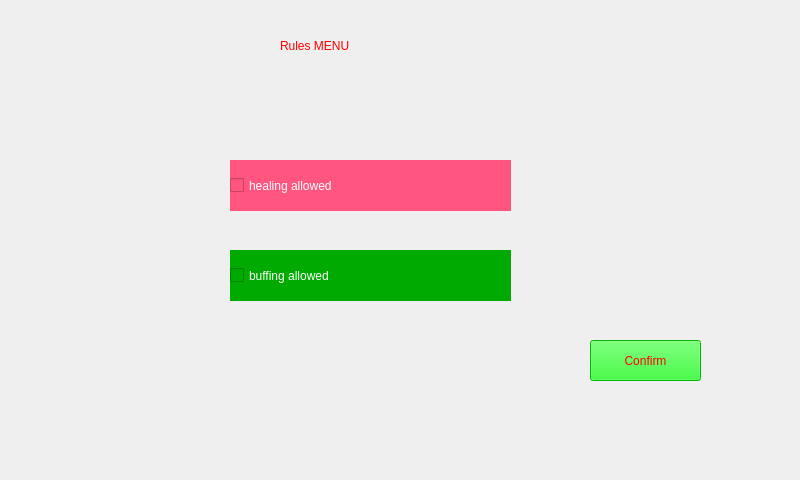
First picture: the form in Dev/KriticalHit_App/rulesmenu.ui, repository PaulNowak36/Kritical-Hit, before the edit.
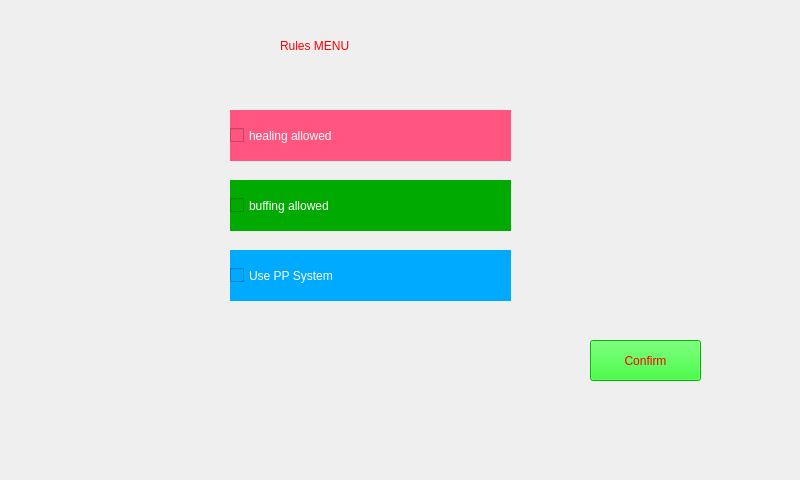
Second picture: the form after the edit.

Commit message: new setup Class

```diff
--- a/Dev/KriticalHit_App/rulesmenu.ui
+++ b/Dev/KriticalHit_App/rulesmenu.ui
@@ -36,7 +36,7 @@
    <property name="geometry">
     <rect>
      <x>230</x>
-     <y>160</y>
+     <y>110</y>
      <width>281</width>
      <height>51</height>
     </rect>
@@ -54,7 +54,7 @@
    <property name="geometry">
     <rect>
      <x>230</x>
-     <y>250</y>
+     <y>180</y>
      <width>281</width>
      <height>51</height>
     </rect>
@@ -86,6 +86,24 @@
     <string>Confirm</string>
    </property>
   </widget>
+  <widget class="QCheckBox" name="PP_checkBox">
+   <property name="geometry">
+    <rect>
+     <x>230</x>
+     <y>250</y>
+     <width>281</width>
+     <height>51</height>
+    </rect>
+   </property>
+   <property name="styleSheet">
+    <string notr="true">background-color: rgb(0, 170, 255);
+color: rgb(255, 255, 255);
+font: 700 14pt &quot;Segoe UI&quot;;</string>
+   </property>
+   <property name="text">
+    <string>Use PP System </string>
+   </property>
+  </widget>
  </widget>
  <resources/>
  <connections/>
```
Left out of the diff: 2 changed lines with no effect on the pictures. The commit also changes 57 other files.
